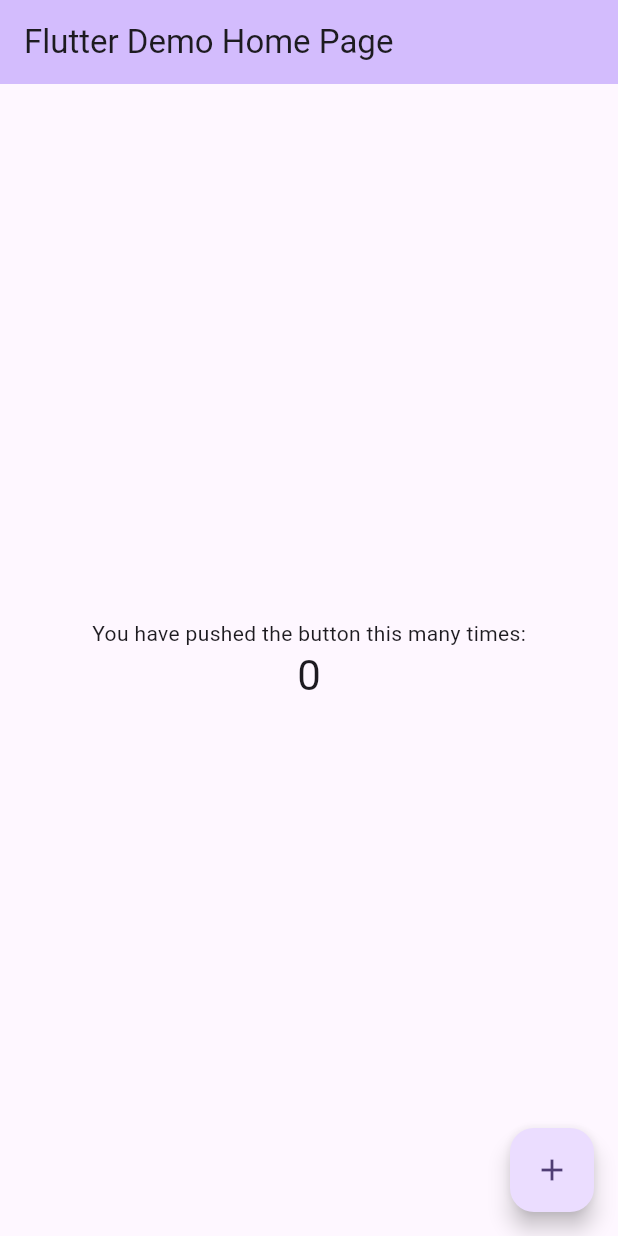
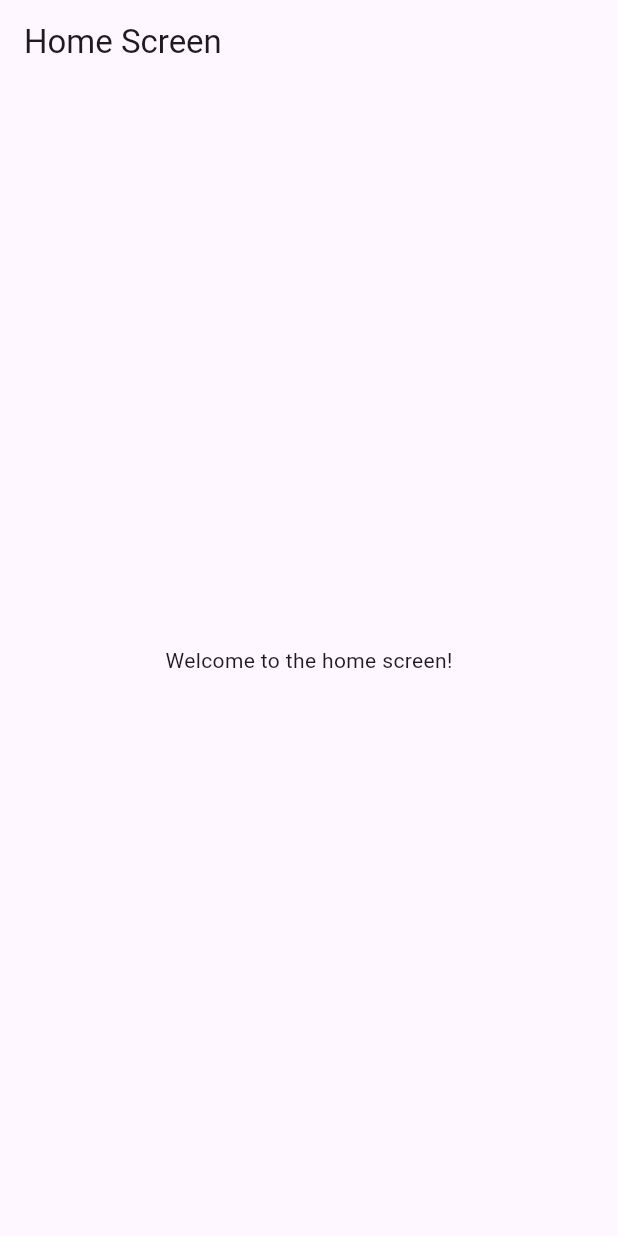
Before and after one commit to Louis-Gil/Gohub, a Flutter app: the screen it shows after launch, on a phone screen of 412 x 824 dp. Run offline on Flutter 3.47's test engine with Material 2 defaults, Android fonts, the phone set to English and light mode, and no system bars.

Commit message:
feat : Add splash screen

```diff
--- a/client/lib/main.dart
+++ b/client/lib/main.dart
@@ -1,7 +1,14 @@
 import 'package:flutter/material.dart';
+import 'package:provider/provider.dart';
+import 'package:go_hub/screens/splash.dart';
 
 void main() {
-  runApp(const MyApp());
+  runApp(
+    Provider<String>(
+      create: (context) => 'Hello World',
+      child: const MyApp(),
+    ),
+  );
 }
 
 class MyApp extends StatelessWidget {
@@ -10,60 +17,11 @@ class MyApp extends StatelessWidget {
   @override
   Widget build(BuildContext context) {
     return MaterialApp(
-      title: 'Flutter Demo',
       theme: ThemeData(
         colorScheme: ColorScheme.fromSeed(seedColor: Colors.deepPurple),
         useMaterial3: true,
       ),
-      home: const MyHomePage(title: 'Flutter Demo Home Page'),
+      home: const SplashScreen(),
     );
   }
 }
-
-class MyHomePage extends StatefulWidget {
-  const MyHomePage({super.key, required this.title});
-
-  final String title;
-
-  @override
-  State<MyHomePage> createState() => _MyHomePageState();
-}
-
-class _MyHomePageState extends State<MyHomePage> {
-  int _counter = 0;
-
-  void _incrementCounter() {
-    setState(() {
-      _counter++;
-    });
-  }
-
-  @override
-  Widget build(BuildContext context) {
-    return Scaffold(
-      appBar: AppBar(
-        backgroundColor: Theme.of(context).colorScheme.inversePrimary,
-        title: Text(widget.title),
-      ),
-      body: Center(
-        child: Column(
-          mainAxisAlignment: MainAxisAlignment.center,
-          children: <Widget>[
-            const Text(
-              'You have pushed the button this many times:',
-            ),
-            Text(
-              '$_counter',
-              style: Theme.of(context).textTheme.headlineMedium,
-            ),
-          ],
-        ),
-      ),
-      floatingActionButton: FloatingActionButton(
-        onPressed: _incrementCounter,
-        tooltip: 'Increment',
-        child: const Icon(Icons.add),
-      ),
-    );
-  }
-}
--- /dev/null
+++ b/client/lib/screens/home.dart
@@ -0,0 +1,17 @@
+import 'package:flutter/material.dart';
+
+class HomeScreen extends StatelessWidget {
+  const HomeScreen({super.key});
+
+  @override
+  Widget build(BuildContext context) {
+    return Scaffold(
+      appBar: AppBar(
+        title: const Text('Home Screen'),
+      ),
+      body: const Center(
+        child: Text('Welcome to the home screen!'),
+      ),
+    );
+  }
+}
--- a/client/pubspec.yaml
+++ b/client/pubspec.yaml
@@ -35,6 +35,8 @@ dependencies:
   # Use with the CupertinoIcons class for iOS style icons.
   cupertino_icons: ^1.0.2
 
+  provider: ^6.0.5
+
 dev_dependencies:
   flutter_test:
     sdk: flutter
@@ -57,8 +59,8 @@ flutter:
   uses-material-design: true
 
   # To add assets to your application, add an assets section, like this:
-  # assets:
-  #   - images/a_dot_burr.jpeg
+  assets:
+    - assets/images/
   #   - images/a_dot_ham.jpeg
 
   # An image asset can refer to one or more resolution-specific "variants", see
```
Also changed, not shown: client/lib/screens/splash.dart (added, +43 -0 lines), client/assets/images/logo.png (added), client/pubspec.lock.
